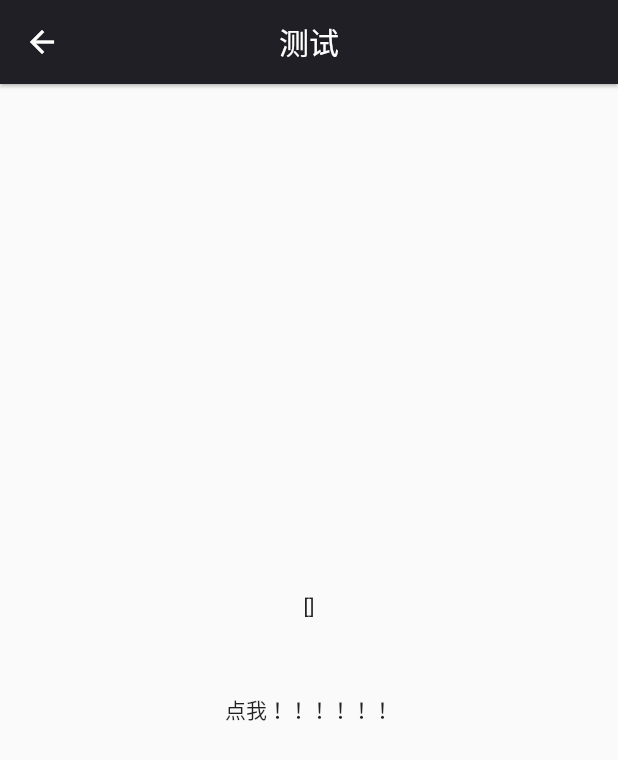
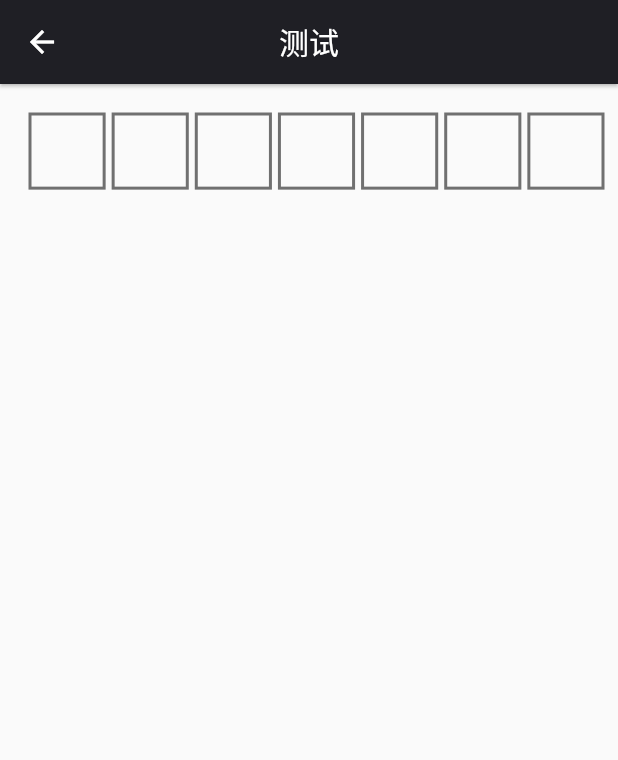
Before and after one commit to zhyhub/flutter_keyboard, a Flutter app: the screen it shows after launch, after a tap on "车牌键盘", on a phone screen of 412 x 824 dp. Shown: the top 760 px of the screen. Run offline on Flutter 3.47's test engine with Material 2 defaults, Android fonts, the phone set to English and light mode, and no system bars.

Commit message:
自定义输入框

```diff
--- /dev/null
+++ b/lib/keyboard/sushi_input_widget.dart
@@ -0,0 +1,96 @@
+import 'package:flutter/material.dart';
+
+class SushiInputWidget extends StatelessWidget {
+  final String text;
+
+  SushiInputWidget(this.text);
+
+  @override
+  Widget build(BuildContext context) {
+    return CustomPaint(
+      painter: _SushiPainter(text),
+    );
+  }
+}
+
+class _SushiPainter extends CustomPainter {
+  String text;
+
+  _SushiPainter(this.text);
+
+  Paint _rectPaint;
+
+  int pinLength = 7;
+
+  @override
+  void paint(Canvas canvas, Size size) {
+    print('paint ======== ${size.width}');
+    _rectPaint = Paint()
+      ..color = Color(0xff707070)
+      ..style = PaintingStyle.stroke
+      ..strokeWidth = 2
+      ..isAntiAlias = true;
+
+    double _width = (size.width - ((pinLength - 1) * 16)) / pinLength;
+
+    double startX = 0.0;
+    double startY = _width + 10;
+
+    for (int i = 0; i < pinLength; i++) {
+      RRect rRect = RRect.fromRectAndRadius(
+          Rect.fromLTRB(
+            startX,
+            0,
+            startX + startY,
+            startY,
+          ),
+          Radius.circular(0.0));
+      canvas.drawRRect(rRect, _rectPaint);
+      if (i == pinLength - 1) {
+        startX = size.width;
+      } else {
+        startX += _width + 16;
+      }
+      print('fromRectAndRadius ======== $startX  ,  $startY  , $_width');
+    }
+
+    var index = 0;
+    startY = 0.0;
+
+    text.runes.forEach((rune) {
+      String code = String.fromCharCode(rune);
+      TextPainter textPainter = TextPainter(
+        text: TextSpan(
+          style: TextStyle(
+            color: Colors.black,
+            fontSize: 24.0,
+          ),
+          text: code,
+        ),
+        textAlign: TextAlign.center,
+        textDirection: TextDirection.ltr,
+      );
+      textPainter.layout();
+
+      if (startY == 0.0) {
+        startY = _width / 2 - textPainter.height / 2 + 6;
+      }
+      startX = _width * index +
+          _width / 2 -
+          textPainter.width / 2 +
+          16 * index +
+          index * 2;
+
+      textPainter.paint(canvas, Offset(startX, startY));
+      index++;
+
+      print(
+          'TextPainter ======== $startX  ,  $startY , $index  ， =======   ${textPainter.height}   ....   ${textPainter.width}');
+    });
+  }
+
+  @override
+  bool shouldRepaint(CustomPainter oldDelegate) {
+    return true;
+  }
+}
--- a/lib/keyboard/sushi_keyboard_widget.dart
+++ b/lib/keyboard/sushi_keyboard_widget.dart
@@ -1,5 +1,5 @@
 import 'package:flutter/material.dart';
-import 'package:flutter_keyboard/keyboard/sushi_keyboard_button.dart';
+import 'package:flutter_keyboard/keyboard/sushi_keyboard_button.widget.dart';
 
 class KeyEvent {
   String key;
--- a/lib/keyboard/sushi_plates_widget.dart
+++ b/lib/keyboard/sushi_plates_widget.dart
@@ -1,4 +1,5 @@
 import 'package:flutter/material.dart';
+import 'package:flutter_keyboard/keyboard/sushi_input_widget.dart';
 import 'package:flutter_keyboard/keyboard/sushi_keyboard_widget.dart';
 
 class SushiPlatesWidget extends StatefulWidget {
@@ -56,7 +57,6 @@ class _SushiPlatesWidgetState extends State<SushiPlatesWidget> {
       }
       setState(() {});
     }
-
     setState(() {});
   }
 
@@ -86,24 +86,18 @@ class _SushiPlatesWidgetState extends State<SushiPlatesWidget> {
   }
 
   Widget _buildText(List<String> list) {
-    return Center(
-        child: Column(
-      crossAxisAlignment: CrossAxisAlignment.center,
-      mainAxisAlignment: MainAxisAlignment.center,
-      children: <Widget>[
-        Text(list.toString()),
-        Container(
-          height: 50,
+    return GestureDetector(
+      child: Container(
+        child: SushiInputWidget(_text),
+        width: MediaQuery.of(context).size.width,
+        height: MediaQuery.of(context).size.width,
+        margin: const EdgeInsets.only(left: 20, right: 20, top: 20),
       ),
-        InkWell(
-          child: Text("点我！！！！！！"),
       onTap: () {
         if (_showBottomSheetCallback != null) {
           _showBottomSheetCallback();
         }
       },
-        ),
-      ],
-    ));
+    );
   }
 }
```
Also changed, not shown: lib/main.dart (+9 -6 lines), lib/keyboard/sushi_keyboard_button.widget.dart (renamed from lib/keyboard/sushi_keyboard_button.dart), 1 other file. Lines whose indentation alone changed are shown as unchanged.
